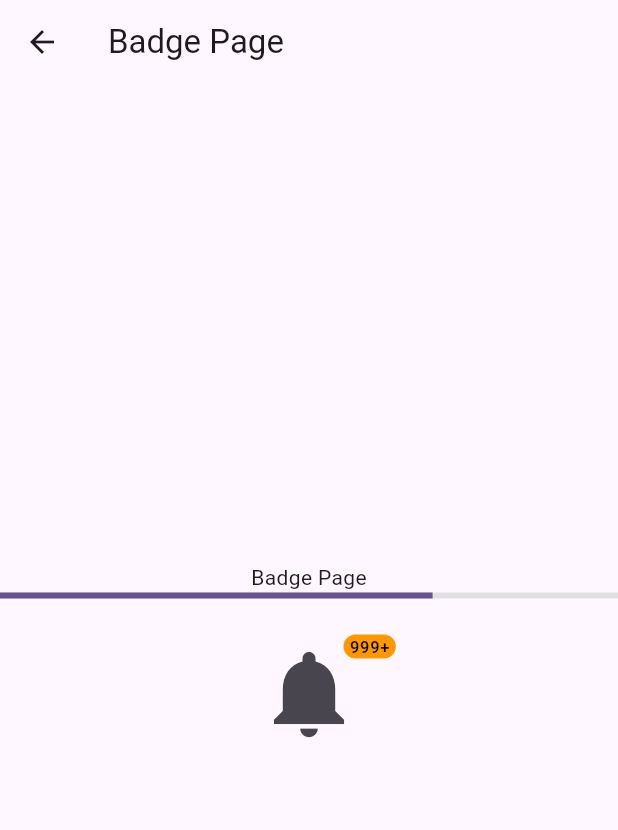
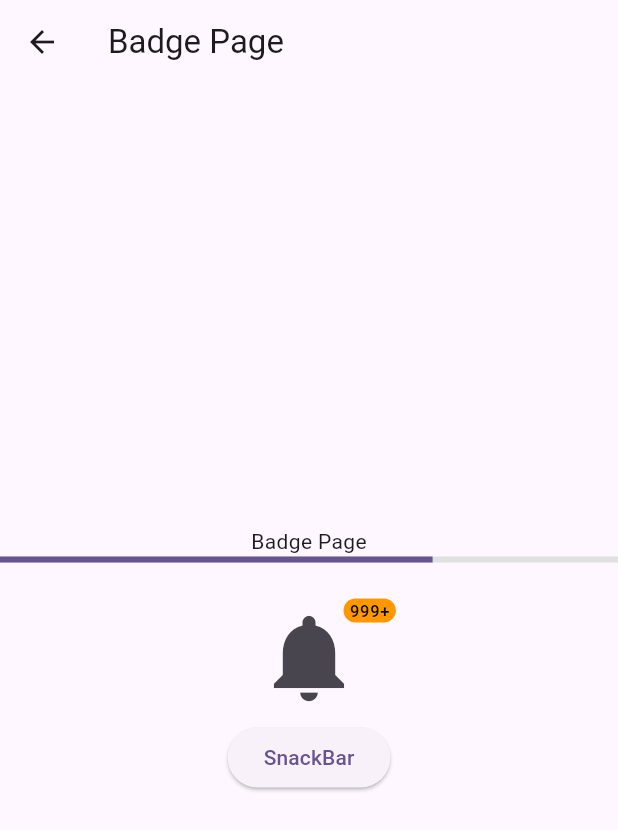
Before and after one commit to HikaruKusanagi27/eitan_app, a Flutter app: the BadgePage screen opened directly, on a phone screen of 412 x 824 dp. Shown: the top 830 px of the screen. Run offline on Flutter 3.47's test engine with Material 3 defaults, Android fonts, the phone set to English and light mode, and no system bars.

Commit message:
sunackbarの表示

```diff
--- a/lib/page/badge.dart
+++ b/lib/page/badge.dart
@@ -19,8 +19,7 @@ class BadgePage extends StatelessWidget {
             value: 0.7,
             backgroundColor: Colors.grey[300],
           ),
-
-          SizedBox(height: 20),
+        SizedBox(height: 20),
             IconButton(
             icon: Badge.count(
               textColor: Colors.black,
@@ -28,8 +27,18 @@ class BadgePage extends StatelessWidget {
               count: 9999, child:  Icon(Icons.notifications,
               size: 70,
               ),),
-            onPressed: () {},
+            onPressed: () {
+
+            },
           ),
+           ElevatedButton( onPressed: () {
+            SnackBar snackBar = SnackBar(
+              content: Text('SnackBarが表示されました！'),
+              duration: Duration(seconds: 2),
+            );
+            ScaffoldMessenger.of(context).showSnackBar(snackBar);
+           },
+             child: Text('SnackBar')),
         ],
       ),
     );
--- a/lib/page/button.dart
+++ b/lib/page/button.dart
@@ -194,5 +194,3 @@ class ButtonPage extends StatelessWidget {
     );
   }
 }
-
-// 公式ドキュメントを参考に実装
```
